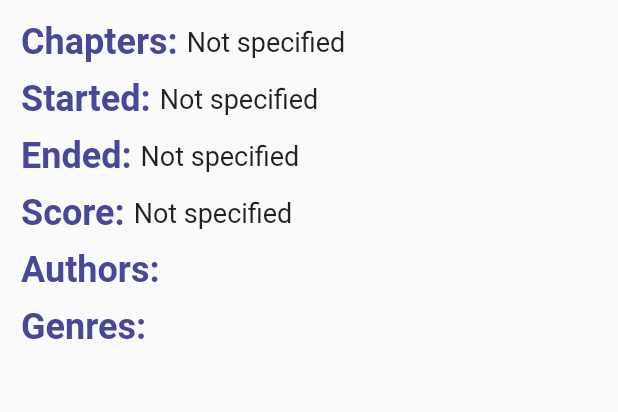
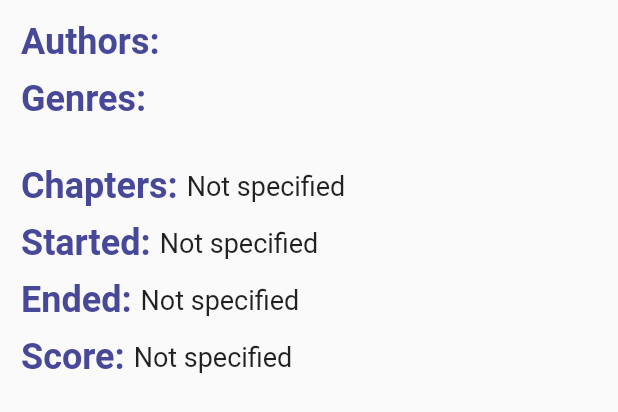
Before and after one commit to NataliyaKoval/anime_new, a Flutter app: the InfoTab widget shown alone on an empty page, opened directly with empty values, on a phone screen of 412 x 824 dp. Shown: the top 412 px of the screen. Run offline on Flutter 3.47's test engine with Material 2 defaults, Android fonts, the phone set to English and light mode, and no system bars; our stand-ins replace bloc, dio, flutter_bloc, hive, hive_flutter, retrofit; accounts and stored records are empty; generated files the repository leaves out were written again; network calls fail.

Commit message:
Refactor MangaDetailPage

```diff
--- a/lib/presentation/screens/manga_detail_screen/widget/info_tab.dart
+++ b/lib/presentation/screens/manga_detail_screen/widget/info_tab.dart
@@ -25,13 +25,15 @@ class InfoTab extends StatelessWidget {
     String startDate;
     String endDate;
     if (published?.from != null) {
-      startDate = DateFormat.yMd().format(DateTime.parse(published!.from!).toLocal());
+      startDate =
+          DateFormat.yMd().format(DateTime.parse(published!.from!).toLocal());
     } else {
       startDate = Strings.topMangaScreenStrings.noInfo;
     }
 
     if (published?.to != null) {
-      endDate = DateFormat.yMd().format(DateTime.parse(published!.to!).toLocal());
+      endDate =
+          DateFormat.yMd().format(DateTime.parse(published!.to!).toLocal());
     } else {
       endDate = Strings.topMangaScreenStrings.noInfo;
     }
@@ -42,6 +44,48 @@ class InfoTab extends StatelessWidget {
         child: Column(
           children: <Widget>[
             Row(
+              crossAxisAlignment: CrossAxisAlignment.start,
+              children: <Widget>[
+                SubtitleText(
+                  subtitle: Strings.topMangaScreenStrings.authors,
+                ),
+                Column(
+                  crossAxisAlignment: CrossAxisAlignment.start,
+                  children: <Text>[
+                    for (Author author in authors)
+                      Text(
+                        author.name ?? '',
+                        style: const TextStyle(fontSize: 24),
+                      )
+                  ],
+                ),
+              ],
+            ),
+            const SizedBox(
+              height: 10,
+            ),
+            Row(
+              crossAxisAlignment: CrossAxisAlignment.start,
+              children: <Widget>[
+                SubtitleText(
+                  subtitle: Strings.topMangaScreenStrings.genres,
+                ),
+                Column(
+                  crossAxisAlignment: CrossAxisAlignment.start,
+                  children: <Text>[
+                    for (Genre genre in genres)
+                      Text(
+                        genre.name ?? '',
+                        style: const TextStyle(fontSize: 24),
+                      )
+                  ],
+                ),
+              ],
+            ),
+            const SizedBox(
+              height: 30,
+            ),
+            Row(
               children: <Widget>[
                 SubtitleText(
                   subtitle: Strings.topMangaScreenStrings.chapters,
@@ -51,7 +95,9 @@ class InfoTab extends StatelessWidget {
                     : Strings.topMangaScreenStrings.noInfo),
               ],
             ),
-            const SizedBox(height: 10,),
+            const SizedBox(
+              height: 10,
+            ),
             Row(
               children: <Widget>[
                 SubtitleText(
@@ -60,7 +106,9 @@ class InfoTab extends StatelessWidget {
                 Text(startDate),
               ],
             ),
-            const SizedBox(height: 10,),
+            const SizedBox(
+              height: 10,
+            ),
             Row(
               children: <Widget>[
                 SubtitleText(
@@ -69,7 +117,9 @@ class InfoTab extends StatelessWidget {
                 Text(endDate),
               ],
             ),
-            const SizedBox(height: 10,),
+            const SizedBox(
+              height: 10,
+            ),
             Row(
               children: <Widget>[
                 SubtitleText(
@@ -78,32 +128,6 @@ class InfoTab extends StatelessWidget {
                 Text(score?.toString() ?? Strings.topMangaScreenStrings.noInfo),
               ],
             ),
-            const SizedBox(height: 10,),
-            Row(
-              crossAxisAlignment: CrossAxisAlignment.start,
-              children: <Widget>[
-                SubtitleText(
-                  subtitle: Strings.topMangaScreenStrings.authors,
-                ),
-                Column(
-                  crossAxisAlignment: CrossAxisAlignment.start,
-                  children: <Text>[for (Author author in authors) Text(author.name ?? '')],
-                ),
-              ],
-            ),
-            const SizedBox(height: 10,),
-            Row(
-              crossAxisAlignment: CrossAxisAlignment.start,
-              children: <Widget>[
-                SubtitleText(
-                  subtitle: Strings.topMangaScreenStrings.genres,
-                ),
-                Column(
-                  crossAxisAlignment: CrossAxisAlignment.start,
-                  children: <Text>[for (Genre genre in genres) Text(genre.name ?? '')],
-                ),
-              ],
-            ),
           ],
         ),
       ),
--- a/lib/presentation/screens/manga_detail_screen/widget/manga_detail_page.dart
+++ b/lib/presentation/screens/manga_detail_screen/widget/manga_detail_page.dart
@@ -1,3 +1,4 @@
+import 'package:anime_new/consts/app_images.dart';
 import 'package:anime_new/consts/color_consts.dart';
 import 'package:anime_new/domain/models/models.dart';
 import 'package:anime_new/presentation/screens/manga_detail_screen/widget/info_tab.dart';
@@ -5,7 +6,6 @@ import 'package:anime_new/presentation/screens/manga_detail_screen/widget/poster
 import 'package:anime_new/presentation/screens/manga_detail_screen/widget/synopsis_tab.dart';
 import 'package:flutter/material.dart';
 
-import '../../../../consts/app_images.dart';
 
 class MangaDetailPage extends StatelessWidget {
   const MangaDetailPage({
--- a/lib/presentation/screens/top_manga_screen/widget/top_manga_list.dart
+++ b/lib/presentation/screens/top_manga_screen/widget/top_manga_list.dart
@@ -1,5 +1,4 @@
 import 'package:anime_new/domain/models/models.dart';
-import 'package:anime_new/presentation/screens/manga_detail_screen/widget/manga_detail_page.dart';
 import 'package:anime_new/presentation/screens/top_manga_screen/widget/manga_card.dart';
 import 'package:flutter/material.dart';
 
```
